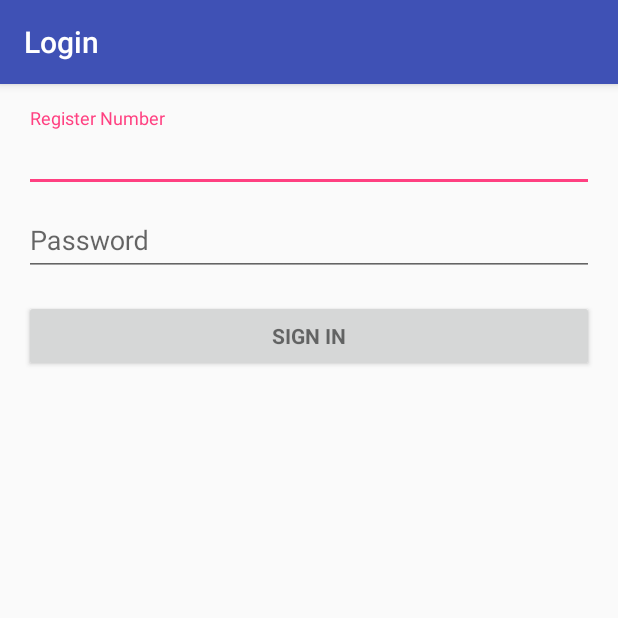
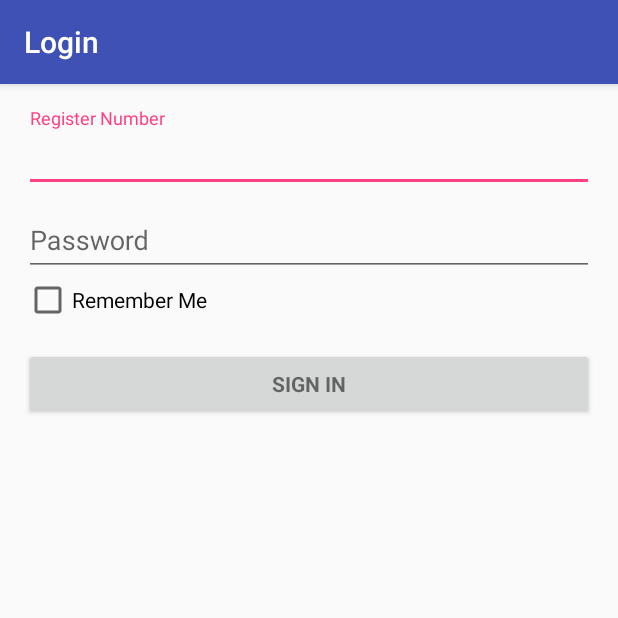
Before and after one commit to lezwon/HostelAttendance, an Android app: the LoginActivity screen opened directly, with no data from a screen before it, on a phone screen of 412 x 824 dp, the top half of it. Run offline under Robolectric (Android 15) with nearby library versions, the phone set to English and light mode, and no system bars; our stand-ins replace ButterKnife; libraries missing offline, so code that uses them is left out: com.loopj.android, cz.msebera.android; 5 statements that could not run were skipped.

Commit message:
added RememberMe Functionality

```diff
--- a/app/src/main/java/edu/app/hostelattendance/LoginActivity.java
+++ b/app/src/main/java/edu/app/hostelattendance/LoginActivity.java
@@ -31,6 +31,9 @@ public class LoginActivity extends AppCompatActivity{
     @BindView(R.id.password)
     TextView txt_password;
 
+    @BindView(R.id.chk_rememberMe)
+    CheckBox rememberMe;
+
 
     private AsyncHttpClient asyncHttpClient = new AsyncHttpClient();
 //    private SyncHttpClient asyncHttpClient = new SyncHttpClient();
@@ -47,10 +50,26 @@ public class LoginActivity extends AppCompatActivity{
         persistentCookieStore = new PersistentCookieStore(getApplicationContext());
 //        asyncHttpClient.setCookieStore(persistentCookieStore);
         asyncHttpClient.setCookieStore(persistentCookieStore);
+        sharedPreferences = getSharedPreferences("HostelAttendance",MODE_PRIVATE);
+        requestParams.put("generatedCaptchaHash","673dbeb6bba34a75584404488455d987");
+        requestParams.put("generatedCaptcha","8e2K6e/4CTA=");
+        requestParams.put("enteredCaptcha","089d52");
+        autoLogin();
 
-        sharedPreferences = getSharedPreferences("HostelAttendance",MODE_PRIVATE);
+    }
 
-
+    private void autoLogin() {
+        progressDialog = ProgressDialog.show(this,"CU Hostel","Please wait...");
+        progressDialog.show();
+        String registerNo = sharedPreferences.getString("registerNo", null);
+        if(registerNo != null){
+            String password = sharedPreferences.getString("password", null);
+            requestParams.put("username", registerNo);
+            requestParams.put("password",password);
+            signIn();
+        }
+        else
+            progressDialog.dismiss();
     }
 
     @Override
@@ -83,10 +102,13 @@ public class LoginActivity extends AppCompatActivity{
 
         requestParams.put("username", txt_registerNo.getText());
         requestParams.put("password",txt_password.getText());
-        requestParams.put("generatedCaptchaHash","673dbeb6bba34a75584404488455d987");
-        requestParams.put("generatedCaptcha","8e2K6e/4CTA=");
-        requestParams.put("enteredCaptcha","089d52");
 
+        signIn();
+
+
+    }
+
+    private void signIn() {
         /*Check if valid*/
         asyncHttpClient.get("https://kp.christuniversity.in/KnowledgePro/StudentLoginAction.do?method=isValidUser", requestParams, new AsyncHttpResponseHandler() {
             @Override
@@ -99,9 +121,15 @@ public class LoginActivity extends AppCompatActivity{
                         Element name = doc.select(".name").first();
 
                         if(name != null){
-
                             SharedPreferences.Editor editor = sharedPreferences.edit();
                             editor.putString("name", name.text());
+
+                            if(rememberMe.isChecked()){
+                                editor.putString("registerNo", txt_registerNo.getText().toString());
+                                editor.putString("password", txt_password.getText().toString());
+                            }
+
+
                             editor.apply();
 
                             Intent intent = new Intent(LoginActivity.this, CheckAttendanceActivity.class);
@@ -115,7 +143,7 @@ public class LoginActivity extends AppCompatActivity{
 
                     @Override
                     public void onFailure(int statusCode, Header[] headers, byte[] responseBody, Throwable error) {
-                        Toast.makeText(LoginActivity.this, "Invalid Credentials",Toast.LENGTH_SHORT).show();
+                        Toast.makeText(LoginActivity.this, "Please check your internet connection",Toast.LENGTH_SHORT).show();
                         error.printStackTrace();
                         progressDialog.dismiss();
                     }
@@ -130,8 +158,5 @@ public class LoginActivity extends AppCompatActivity{
                 progressDialog.dismiss();
             }
         });
-
-
-
     }
 }
--- a/app/src/main/res/layout/activity_login.xml
+++ b/app/src/main/res/layout/activity_login.xml
@@ -54,6 +54,13 @@
 
             </android.support.design.widget.TextInputLayout>
 
+            <CheckBox
+                    android:id="@+id/chk_rememberMe"
+                    android:layout_width="wrap_content"
+                    android:layout_height="wrap_content"
+                    android:text="Remember Me"
+            />
+
 
             <Button
                 android:id="@+id/btn_sign_in"
```
